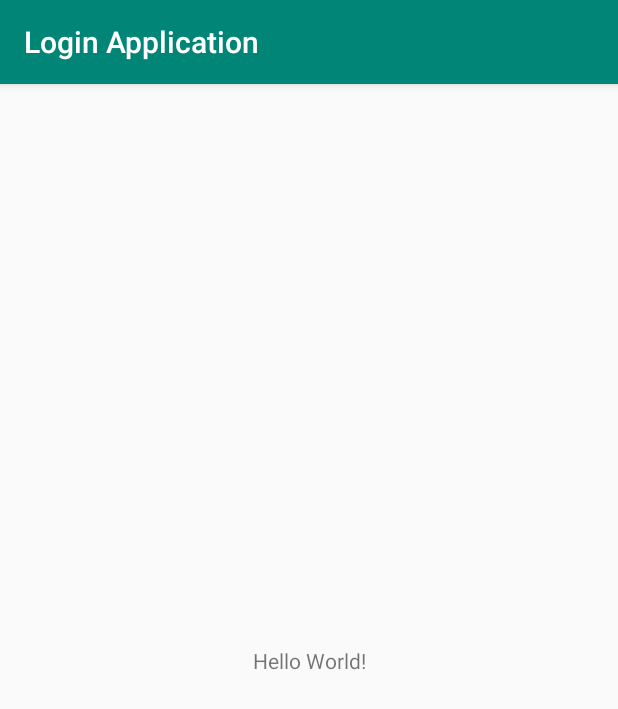
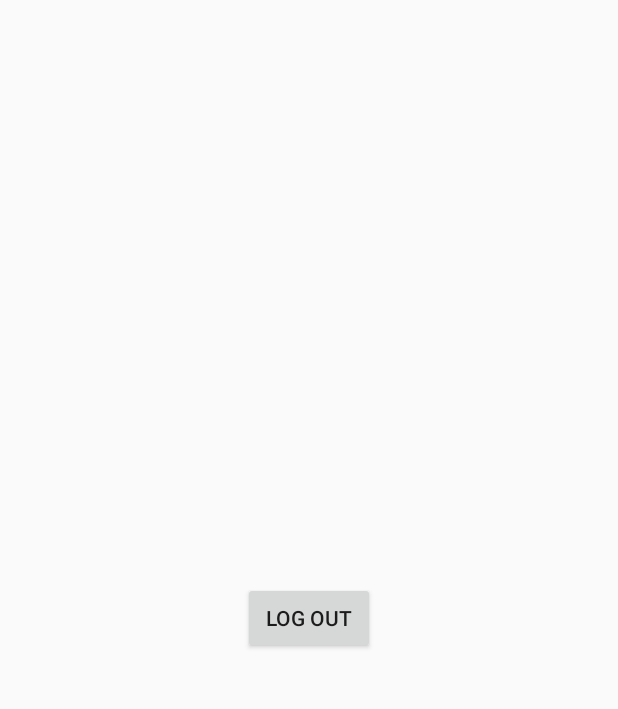
Before and after one commit to abdulkarim8293/Simple-Login-Application, an Android app: the MainActivity screen opened directly, with no data from a screen before it, on a phone screen of 412 x 824 dp. Shown: the top 709 px of the screen. Run offline under Robolectric (Android 15) with nearby library versions, the phone set to English and light mode, and no system bars.

Commit message:
update code

```diff
--- a/app/src/main/java/com/abdulkarim/loginapplication/MainActivity.java
+++ b/app/src/main/java/com/abdulkarim/loginapplication/MainActivity.java
@@ -3,12 +3,39 @@ package com.abdulkarim.loginapplication;
 import androidx.appcompat.app.AppCompatActivity;
 
 import android.os.Bundle;
+import android.view.View;
+import android.widget.Button;
+import android.widget.TextView;
+import android.widget.Toast;
+
+import java.util.HashMap;
 
 public class MainActivity extends AppCompatActivity {
+
+    private Button logOutButton;
+    private TextView userName;
+    private LoginSession loginSession;
+
+    private HashMap<String,String> user = new HashMap<>();
 
     @Override
     protected void onCreate(Bundle savedInstanceState) {
         super.onCreate(savedInstanceState);
         setContentView(R.layout.activity_main);
+
+        userName = findViewById(R.id.userName);
+        logOutButton = findViewById(R.id.logOutButton);
+
+        loginSession = new LoginSession(this);
+        user = loginSession.getUserDetails();
+
+        userName.setText(user.get(LoginSession.KEY_USER_NAME));
+
+        logOutButton.setOnClickListener(new View.OnClickListener() {
+            @Override
+            public void onClick(View v) {
+                loginSession.logoutUser();
+            }
+        });
     }
 }
--- a/app/src/main/res/layout/activity_main.xml
+++ b/app/src/main/res/layout/activity_main.xml
@@ -1,18 +1,24 @@
 <?xml version="1.0" encoding="utf-8"?>
-<androidx.constraintlayout.widget.ConstraintLayout xmlns:android="http://schemas.android.com/apk/res/android"
-    xmlns:app="http://schemas.android.com/apk/res-auto"
+<RelativeLayout xmlns:android="http://schemas.android.com/apk/res/android"
     xmlns:tools="http://schemas.android.com/tools"
     android:layout_width="match_parent"
     android:layout_height="match_parent"
     tools:context=".MainActivity">
 
     <TextView
+        android:layout_centerHorizontal="true"
+        android:id="@+id/userName"
+        android:textStyle="bold"
+        android:textColor="#000000"
         android:layout_width="wrap_content"
         android:layout_height="wrap_content"
-        android:text="Hello World!"
-        app:layout_constraintBottom_toBottomOf="parent"
-        app:layout_constraintLeft_toLeftOf="parent"
-        app:layout_constraintRight_toRightOf="parent"
-        app:layout_constraintTop_toTopOf="parent" />
+        android:padding="20dp" />
 
-</androidx.constraintlayout.widget.ConstraintLayout>
+    <Button
+        android:id="@+id/logOutButton"
+        android:layout_width="wrap_content"
+        android:layout_height="wrap_content"
+        android:layout_centerInParent="true"
+        android:text="Log Out" />
+
+</RelativeLayout>
--- a/app/src/main/res/layout/activity_registar.xml
+++ b/app/src/main/res/layout/activity_registar.xml
@@ -28,7 +28,7 @@
             android:layout_height="wrap_content"
             android:hint="Password"
             android:singleLine="true"
-            android:imeOptions="actionDone"
+            android:imeOptions="actionNext"
             android:inputType="textPassword" />
 
         <EditText
--- a/app/src/main/res/values/styles.xml
+++ b/app/src/main/res/values/styles.xml
@@ -1,7 +1,7 @@
 <resources>
 
     <!-- Base application theme. -->
-    <style name="AppTheme" parent="Theme.AppCompat.Light.DarkActionBar">
+    <style name="AppTheme" parent="Theme.AppCompat.Light.NoActionBar">
         <!-- Customize your theme here. -->
         <item name="colorPrimary">@color/colorPrimary</item>
         <item name="colorPrimaryDark">@color/colorPrimaryDark</item>
```
Also changed, not shown: app/src/main/java/com/abdulkarim/loginapplication/LoginActivity.java (+8 -3 lines), app/src/main/java/com/abdulkarim/loginapplication/LoginSession.java (+9 -60 lines), app/src/main/java/com/abdulkarim/loginapplication/RegisterActivity.java (+4 -5 lines).
